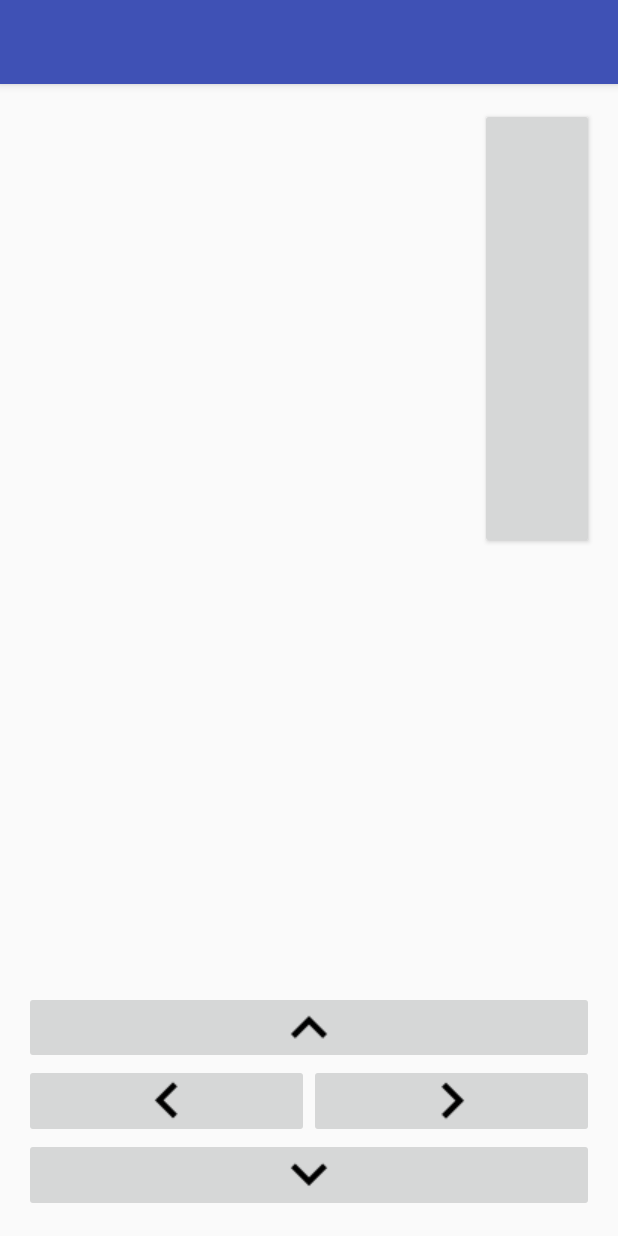
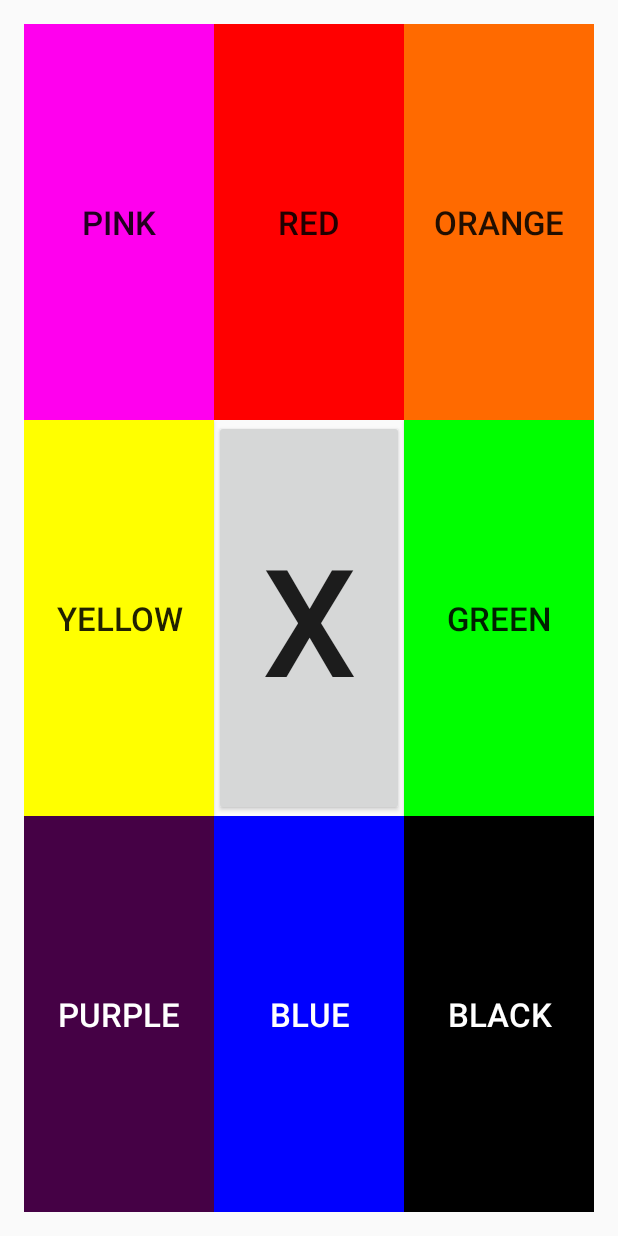
Before and after one commit to Radwolf/BluetoothSerial, an Android app: the screen it shows after launch (BluetoothSimpleActivity), on a phone screen of 412 x 824 dp. Run offline under Robolectric (Android 15) with nearby library versions, the phone set to English and light mode, and no system bars; libraries missing offline, so code that uses them is left out: com.google.api.client, com.google.api.services; 3 statements that could not run were skipped.

Commit message:
Layout wally para pruebas de movimiento

```diff
--- a/app/src/main/java/org/rul/bluetoothserial/BluetoothSimpleActivity.java
+++ b/app/src/main/java/org/rul/bluetoothserial/BluetoothSimpleActivity.java
@@ -58,6 +58,7 @@ public class BluetoothSimpleActivity extends Activity {
     ImageButton buttonLeft;
     ImageButton buttonRight;
     ImageButton buttonBackward;
+    Button bRed;
 
     // Well known SPP UUID
     private static final UUID MY_UUID =
@@ -133,7 +134,15 @@ public class BluetoothSimpleActivity extends Activity {
 
         final MeMotorDevice motorDevice = new MeMotorDevice("Motor1", MeConstants.PORT_M1, 1);
         final MeUltrasonicDevice ultrasonicDevice = new MeUltrasonicDevice("USonic", MeConstants.PORT_3, 1);
-        buttonForward.setOnTouchListener(new View.OnTouchListener() {
+        bRed = (Button) findViewById(R.id.bRed);
+        bRed.setOnClickListener(new View.OnClickListener() {
+            @Override
+            public void onClick(View v) {
+                CommandSimple commandMotor = motorDevice.giroDirecto(100);
+                blt.bluetoothWrite(commandMotor.getCadena());
+            }
+        });
+        /*buttonForward.setOnTouchListener(new View.OnTouchListener() {
 
             @Override
             public boolean onTouch(View v, MotionEvent event) {
@@ -176,7 +185,7 @@ public class BluetoothSimpleActivity extends Activity {
                 }
                 return true;
             }
-        });
+        });*/
     }
 
     @Override
--- a/app/src/main/res/layout/activity_main.xml
+++ b/app/src/main/res/layout/activity_main.xml
@@ -12,15 +12,15 @@
         android:layout_height="wrap_content"
         android:theme="@style/AppTheme.AppBarOverlay">
 
-        <android.support.v7.widget.Toolbar
+        <!--android.support.v7.widget.Toolbar
             android:id="@+id/toolbar"
             android:layout_width="match_parent"
             android:layout_height="?attr/actionBarSize"
             android:background="?attr/colorPrimary"
-            app:popupTheme="@style/AppTheme.PopupOverlay" />
+            app:popupTheme="@style/AppTheme.PopupOverlay" /-->
 
     </android.support.design.widget.AppBarLayout>
 
-    <include layout="@layout/content_main" />
+    <include layout="@layout/content_wally" />
 
 </android.support.design.widget.CoordinatorLayout>
--- /dev/null
+++ b/app/src/main/res/layout/content_wally.xml
@@ -0,0 +1,109 @@
+<?xml version="1.0" encoding="utf-8"?>
+<LinearLayout xmlns:android="http://schemas.android.com/apk/res/android"
+    xmlns:app="http://schemas.android.com/apk/res-auto"
+    xmlns:tools="http://schemas.android.com/tools"
+    android:layout_width="match_parent"
+    android:layout_height="match_parent"
+    android:orientation="vertical"
+    android:paddingBottom="@dimen/activity_vertical_margin"
+    android:paddingLeft="@dimen/activity_horizontal_margin"
+    android:paddingRight="@dimen/activity_horizontal_margin"
+    android:paddingTop="@dimen/activity_vertical_margin">
+
+    <LinearLayout
+        android:layout_width="match_parent"
+        android:layout_height="0px"
+        android:layout_weight="1"
+        android:orientation="horizontal">
+        <Button
+            android:id="@+id/bPink"
+            android:layout_width="0px"
+            android:layout_height="match_parent"
+            android:layout_weight="1"
+            android:text="PINK"
+            android:background="#ff00ee"
+            android:textSize="22dp"/>
+        <Button
+            android:id="@+id/bRed"
+            android:layout_width="0px"
+            android:layout_height="match_parent"
+            android:layout_weight="1"
+            android:text="RED"
+            android:background="#ff0000"
+            android:textSize="22dp"/>
+        <Button
+            android:id="@+id/bOrange"
+            android:layout_width="0px"
+            android:layout_height="match_parent"
+            android:layout_weight="1"
+            android:text="ORANGE"
+            android:background="#ff6a00"
+            android:textSize="22dp"/>
+    </LinearLayout>
+
+    <LinearLayout
+        android:layout_width="match_parent"
+        android:layout_height="0px"
+        android:layout_weight="1"
+        android:orientation="horizontal">
+        <Button
+            android:id="@+id/bYellow"
+            android:layout_width="0px"
+            android:layout_height="match_parent"
+            android:layout_weight="1"
+            android:text="YELLOW"
+            android:background="#ffff00"
+            android:textSize="22dp"/>
+        <Button
+            android:id="@+id/bX"
+            android:layout_width="0px"
+            android:layout_height="match_parent"
+            android:layout_weight="1"
+            android:text="X"
+            android:textSize="100dp"/>
+        <Button
+            android:id="@+id/bGreen"
+            android:layout_width="0px"
+            android:layout_height="match_parent"
+            android:layout_weight="1"
+            android:text="GREEN"
+            android:background="#00ff00"
+            android:textSize="22dp"/>
+    </LinearLayout>
+
+    <LinearLayout
+        android:layout_width="match_parent"
+        android:layout_height="0px"
+        android:layout_weight="1"
+        android:orientation="horizontal">
+
+        <Button
+            android:id="@+id/bPurple"
+            android:layout_width="0px"
+            android:layout_height="match_parent"
+            android:layout_weight="1"
+            android:text="PURPLE"
+            android:background="#450145"
+            android:textSize="22dp"
+            android:textColor="#ffffff"/>
+        <Button
+            android:id="@+id/bBlue"
+            android:layout_width="0px"
+            android:layout_height="match_parent"
+            android:layout_weight="1"
+            android:text="BLUE"
+            android:background="#0000FF"
+            android:textSize="22dp"
+            android:textColor="#ffffff"/>
+
+        <Button
+            android:id="@+id/bBlack"
+            android:layout_width="0px"
+            android:layout_height="match_parent"
+            android:layout_weight="1"
+            android:text="BLACK"
+            android:background="#000000"
+            android:textSize="22dp"
+            android:textColor="#ffffff"/>
+    </LinearLayout>
+</LinearLayout>
--- a/meapi/src/main/java/org/rul/meapi/device/MeTransmission2MotorDevice.java
+++ b/meapi/src/main/java/org/rul/meapi/device/MeTransmission2MotorDevice.java
@@ -36,7 +36,7 @@ public class MeTransmission2MotorDevice {
 
     public CommandSequence turnRight(int speed){
         CommandSequence commandSequence = new CommandSequence("Transmision turn right");
-        commandSequence.addCommand(motorRight.giroInverso(speed));
+        commandSequence.addCommand(motorRight.giroDirecto(speed));
         commandSequence.addCommand(motorLeft.giroDirecto(speed));
         return commandSequence;
     }
```
